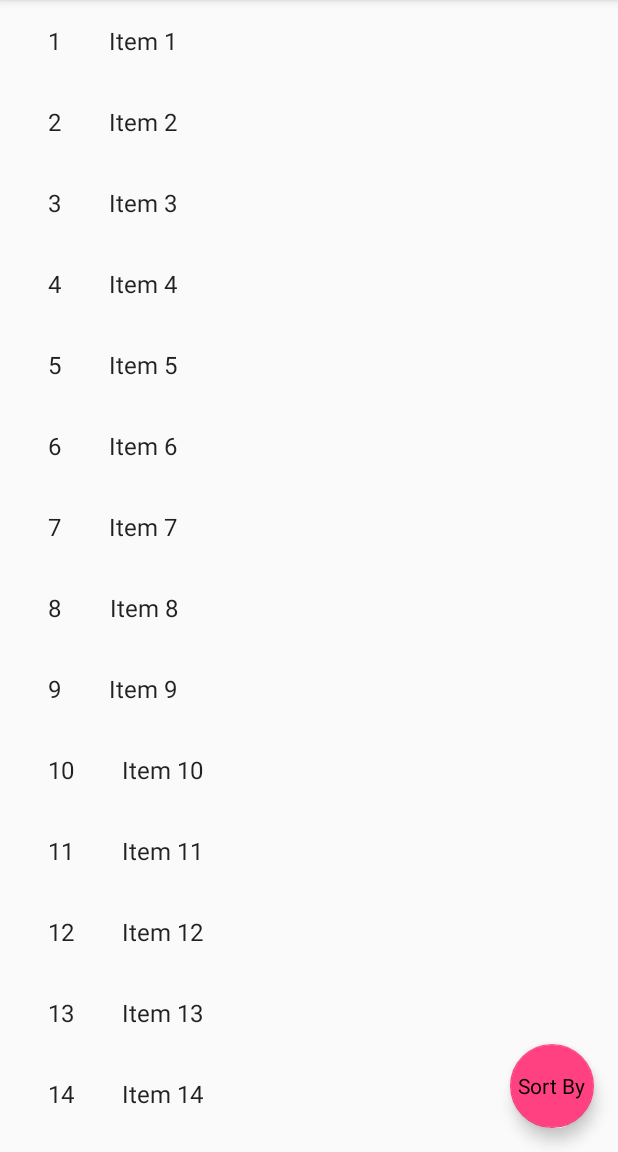
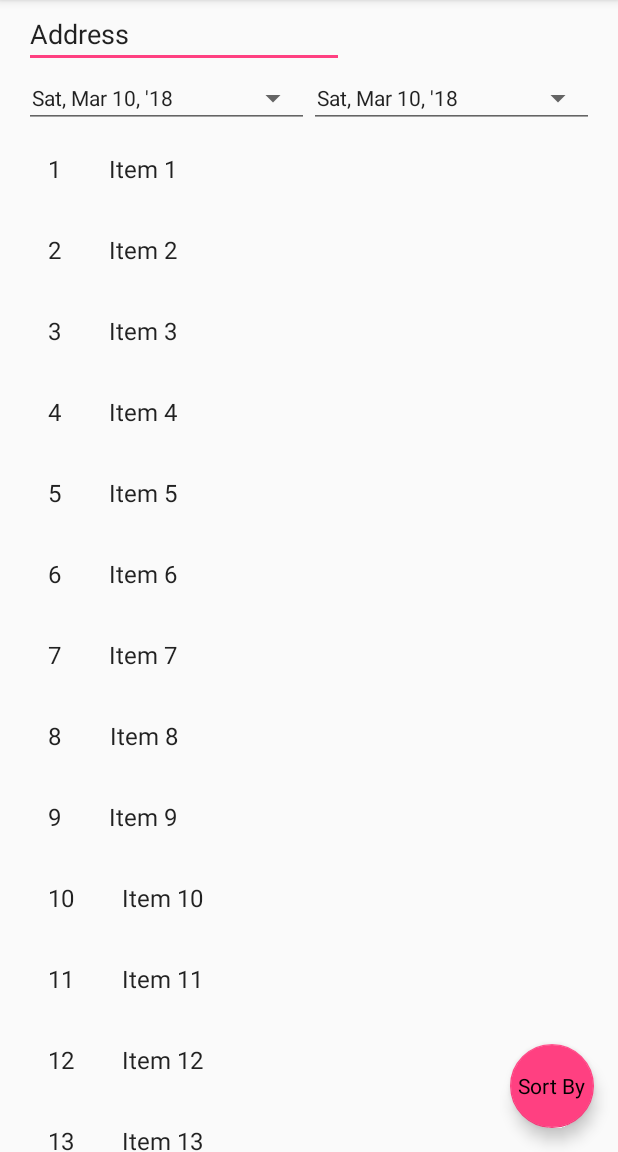
Before and after one commit to anto004/Rent-likeme, an Android app: the screen it shows after launch (RentalListActivity), on a phone screen of 412 x 824 dp, the part 84-1236 px from its top. Run offline under Robolectric (Android 15) with nearby library versions, the phone set to English and light mode, and no system bars.

Commit message:
Implemented pick up and drop off date with styling and persistent data

```diff
--- a/app/src/main/java/app/rent_likeme/com/rent_likeme/RentalListActivity.java
+++ b/app/src/main/java/app/rent_likeme/com/rent_likeme/RentalListActivity.java
@@ -1,6 +1,9 @@
 package app.rent_likeme.com.rent_likeme;
 
 import android.Manifest;
+import android.app.DatePickerDialog;
+import android.app.Dialog;
+import android.content.SharedPreferences;
 import android.content.pm.PackageManager;
 import android.location.Location;
 import android.os.Bundle;
@@ -8,6 +11,7 @@ import android.support.annotation.NonNull;
 import android.support.annotation.Nullable;
 import android.support.design.widget.FloatingActionButton;
 import android.support.v4.app.ActivityCompat;
+import android.support.v4.app.DialogFragment;
 import android.support.v7.app.AppCompatActivity;
 import android.support.v7.widget.RecyclerView;
 import android.support.v7.widget.Toolbar;
@@ -17,6 +21,7 @@ import android.view.LayoutInflater;
 import android.view.Menu;
 import android.view.MotionEvent;
 import android.view.View;
+import android.widget.DatePicker;
 import android.widget.FrameLayout;
 import android.widget.ImageButton;
 import android.widget.PopupWindow;
@@ -31,6 +36,10 @@ import com.google.android.gms.location.LocationSettingsRequest;
 import com.google.android.gms.location.SettingsClient;
 import com.google.android.gms.tasks.OnSuccessListener;
 
+import java.util.Calendar;
+import java.util.GregorianCalendar;
+
+import app.rent_likeme.com.rent_likeme.Utility.Utility;
 import app.rent_likeme.com.rent_likeme.dummy.DummyContent;
 
 /**
@@ -50,6 +59,12 @@ public class RentalListActivity extends AppCompatActivity implements View.OnClic
     private boolean mTwoPane;
     private GoogleApiClient mGoogleApiClient;
     private PopupWindow mPopUpWindow;
+    public static final String GLOBAL_PREFS = "rental_prefs";
+    public static final String ADDRESS_PREF = "address";
+    public static final String PICK_UP_DATE_PREF = "pick_up_date";
+    public static final String DROP_OFF_DATE_PREF = "drop_off_date";
+    public static final String DIALOG_TAG = "date_picker";
+    public static final String FRAG_VIEW_INFO = "frag_info";
 
     @Override
     protected void onCreate(Bundle savedInstanceState) {
@@ -78,7 +93,7 @@ public class RentalListActivity extends AppCompatActivity implements View.OnClic
                     @Override
                     public boolean onTouch(View view, MotionEvent motionEvent) {
                         if(motionEvent.getAction() == MotionEvent.ACTION_OUTSIDE){
-                            closePopUp();
+                            closePopUpWindow();
                             return true;
                         }
                         return false;
@@ -93,6 +108,27 @@ public class RentalListActivity extends AppCompatActivity implements View.OnClic
 
         checkPermissions();
         buildGoogleApiClient();
+
+        TextView pickUpTv = findViewById(R.id.pick_up_textview);
+        pickUpTv.setOnClickListener(this);
+        SharedPreferences sharedPreferences = getSharedPreferences(GLOBAL_PREFS, MODE_PRIVATE);
+        String pickUpDate = sharedPreferences.getString(PICK_UP_DATE_PREF, null);
+        if(pickUpDate != null){
+            pickUpTv.setText(pickUpDate);
+        }
+        else{
+            setCurrentDateOnView(pickUpTv.getId());
+        }
+
+        TextView dropOffTv = findViewById(R.id.drop_off_textview);
+        dropOffTv.setOnClickListener(this);
+        String dropOffDate = sharedPreferences.getString(DROP_OFF_DATE_PREF, null);
+        if(dropOffDate!= null){
+            dropOffTv.setText(dropOffDate);
+        }
+        else{
+            setCurrentDateOnView(dropOffTv.getId());
+        }
 
         View recyclerView = findViewById(R.id.rental_list);
         assert recyclerView != null;
@@ -130,18 +166,32 @@ public class RentalListActivity extends AppCompatActivity implements View.OnClic
         return super.onCreateOptionsMenu(menu);
     }
 
-    private void closePopUp(){
+    private void closePopUpWindow(){
         mPopUpWindow.dismiss();
+    }
+
+    private void callDatePickerFragment(int viewId){
+        Bundle bundle = new Bundle();
+        bundle.putInt(FRAG_VIEW_INFO, viewId);
+        DatePickerFragment datePickerFragment = new DatePickerFragment();
+        datePickerFragment.setArguments(bundle);
+        datePickerFragment.show(getSupportFragmentManager(), DIALOG_TAG);
     }
 
     @Override
     public void onClick(View view) {
         switch (view.getId()){
             case R.id.distance_textview:
-                closePopUp();
+                closePopUpWindow();
                 break;
             case R.id.close_pop_up_button:
-                closePopUp();
+                closePopUpWindow();
+                break;
+            case R.id.pick_up_textview:
+                callDatePickerFragment(R.id.pick_up_textview);
+                break;
+            case R.id.drop_off_textview:
+                callDatePickerFragment(R.id.drop_off_textview);
                 break;
         }
     }
@@ -150,6 +200,12 @@ public class RentalListActivity extends AppCompatActivity implements View.OnClic
     protected void onStop() {
         super.onStop();
         mGoogleApiClient.disconnect();
+    }
+
+    public void setCurrentDateOnView(int viewId) {
+        Calendar c = Calendar.getInstance();
+        TextView textView = (TextView) findViewById(viewId);
+        textView.setText(Utility.getDateFormat().format(c.getTime()));
     }
 
     public void getLocation() {
@@ -224,4 +280,34 @@ public class RentalListActivity extends AppCompatActivity implements View.OnClic
             }
         }
     }
+
+    public static class DatePickerFragment extends DialogFragment
+            implements DatePickerDialog.OnDateSetListener {
+
+        @NonNull
+        @Override
+        public Dialog onCreateDialog(Bundle savedInstanceState) {
+            // Use the current date as the default date in the picker
+            final Calendar c = Calendar.getInstance();
+            int year = c.get(Calendar.YEAR);
+            int month = c.get(Calendar.MONTH);
+            int day = c.get(Calendar.DAY_OF_MONTH);
+            return new DatePickerDialog(getActivity(), this, year, month, day);
+        }
+
+        public void onDateSet(DatePicker view, int year, int month, int day) {
+            int viewId = getArguments().getInt(RentalListActivity.FRAG_VIEW_INFO);
+            GregorianCalendar cal = new GregorianCalendar(year, month, day);
+            String formattedDate = Utility.getDateFormat().format(cal.getTime());
+
+            TextView textView = (TextView) getActivity().findViewById(viewId);
+            textView.setText(formattedDate);
+
+            SharedPreferences.Editor editor = getActivity()
+                    .getSharedPreferences(RentalListActivity.GLOBAL_PREFS, MODE_PRIVATE).edit();
+            editor.putString(viewId == R.id.pick_up_textview ? RentalListActivity.PICK_UP_DATE_PREF
+                            : RentalListActivity.DROP_OFF_DATE_PREF, formattedDate);
+            editor.apply();
+        }
+    }
 }
--- /dev/null
+++ b/app/src/main/java/app/rent_likeme/com/rent_likeme/Utility/Utility.java
@@ -0,0 +1,14 @@
+package app.rent_likeme.com.rent_likeme.Utility;
+
+import java.text.SimpleDateFormat;
+import java.util.Locale;
+
+/**
+ * Created by anto004 on 3/9/18.
+ */
+
+public class Utility {
+    public static SimpleDateFormat getDateFormat(){
+        return new SimpleDateFormat("EEE, MMM d, ''yy", Locale.US);
+    }
+}
--- a/app/src/main/res/layout/activity_rental_list.xml
+++ b/app/src/main/res/layout/activity_rental_list.xml
@@ -22,7 +22,6 @@
     </android.support.design.widget.AppBarLayout>
 
     <FrameLayout
-        android:id="@+id/rental_frame_layout"
         android:layout_width="match_parent"
         android:layout_height="match_parent"
         app:layout_behavior="@string/appbar_scrolling_view_behavior">
@@ -32,6 +31,7 @@
 
 
     <FrameLayout
+        android:id="@+id/rental_frame_layout"
         android:layout_width="wrap_content"
         android:layout_height="wrap_content"
         android:layout_gravity="bottom|end">
--- a/app/src/main/res/layout/rental_list.xml
+++ b/app/src/main/res/layout/rental_list.xml
@@ -1,13 +1,57 @@
 <?xml version="1.0" encoding="utf-8"?>
-<android.support.v7.widget.RecyclerView xmlns:android="http://schemas.android.com/apk/res/android"
+<RelativeLayout xmlns:android="http://schemas.android.com/apk/res/android"
     xmlns:app="http://schemas.android.com/apk/res-auto"
     xmlns:tools="http://schemas.android.com/tools"
-    android:id="@+id/rental_list"
-    android:name="app.rent_likeme.com.rent_likeme.RentalListFragment"
-    android:layout_width="match_parent"
-    android:layout_height="match_parent"
+    android:layout_width="wrap_content"
+    android:layout_height="wrap_content"
     android:layout_marginLeft="16dp"
-    android:layout_marginRight="16dp"
-    app:layoutManager="LinearLayoutManager"
-    tools:context="app.rent_likeme.com.rent_likeme.RentalListActivity"
-    tools:listitem="@layout/rental_list_content" />
+    android:layout_marginRight="16dp">
+
+    <EditText
+        android:id="@+id/address_editText"
+        android:layout_width="wrap_content"
+        android:layout_height="wrap_content"
+        android:layout_alignParentTop="true"
+        android:ems="10"
+        android:inputType="textPersonName"
+        android:text="Address" />
+
+    <LinearLayout
+        android:id="@+id/date_linearlayout"
+        android:layout_width="match_parent"
+        android:layout_height="wrap_content"
+        android:layout_below="@id/address_editText"
+        android:orientation="horizontal">
+
+        <TextView
+            android:id="@+id/pick_up_textview"
+            style="@android:style/Widget.Material.Light.Spinner.Underlined"
+            android:layout_width="wrap_content"
+            android:layout_height="wrap_content"
+            android:layout_weight="1"
+            android:paddingLeft="5dp"
+            android:paddingRight="5dp" />
+
+        <TextView
+            android:id="@+id/drop_off_textview"
+            style="@android:style/Widget.Material.Light.Spinner.Underlined"
+            android:layout_width="wrap_content"
+            android:layout_height="wrap_content"
+            android:layout_weight="1"
+            android:paddingLeft="5dp"
+            android:paddingRight="5dp" />
+    </LinearLayout>
+
+    <android.support.v7.widget.RecyclerView
+        android:id="@+id/rental_list"
+        android:layout_width="match_parent"
+        android:layout_height="match_parent"
+        android:layout_alignParentBottom="true"
+        android:layout_below="@id/date_linearlayout"
+        app:layoutManager="LinearLayoutManager"
+        tools:context="app.rent_likeme.com.rent_likeme.RentalListActivity"
+        tools:listitem="@layout/rental_list_content">
+
+    </android.support.v7.widget.RecyclerView>
+
+</RelativeLayout>
```
